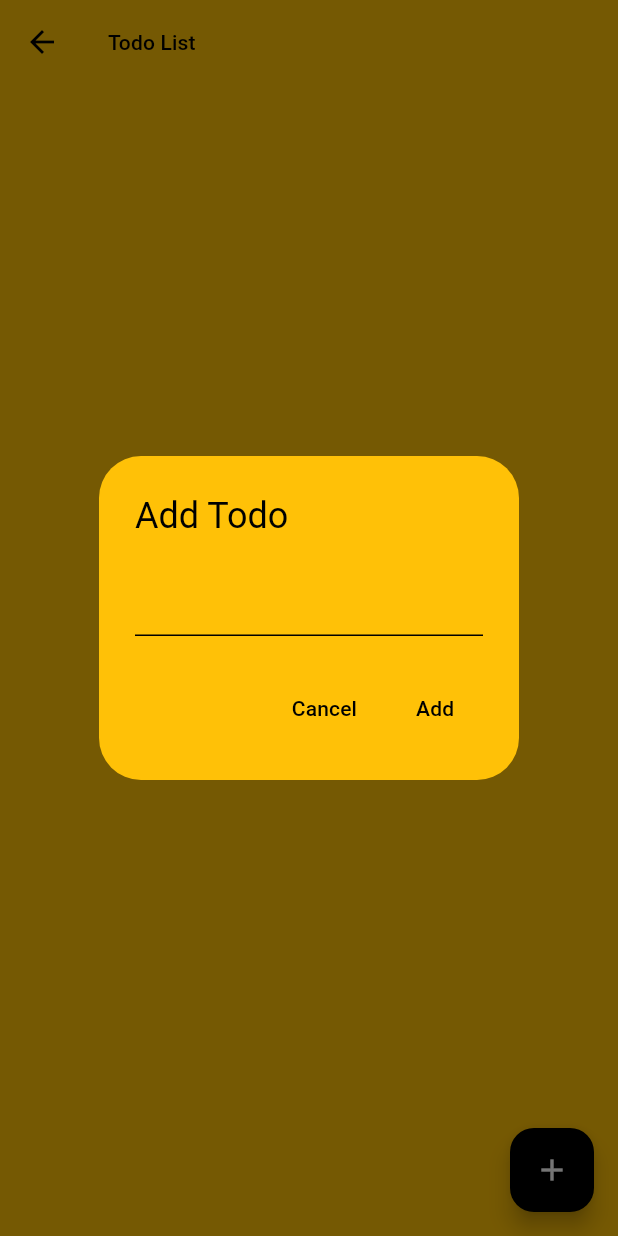
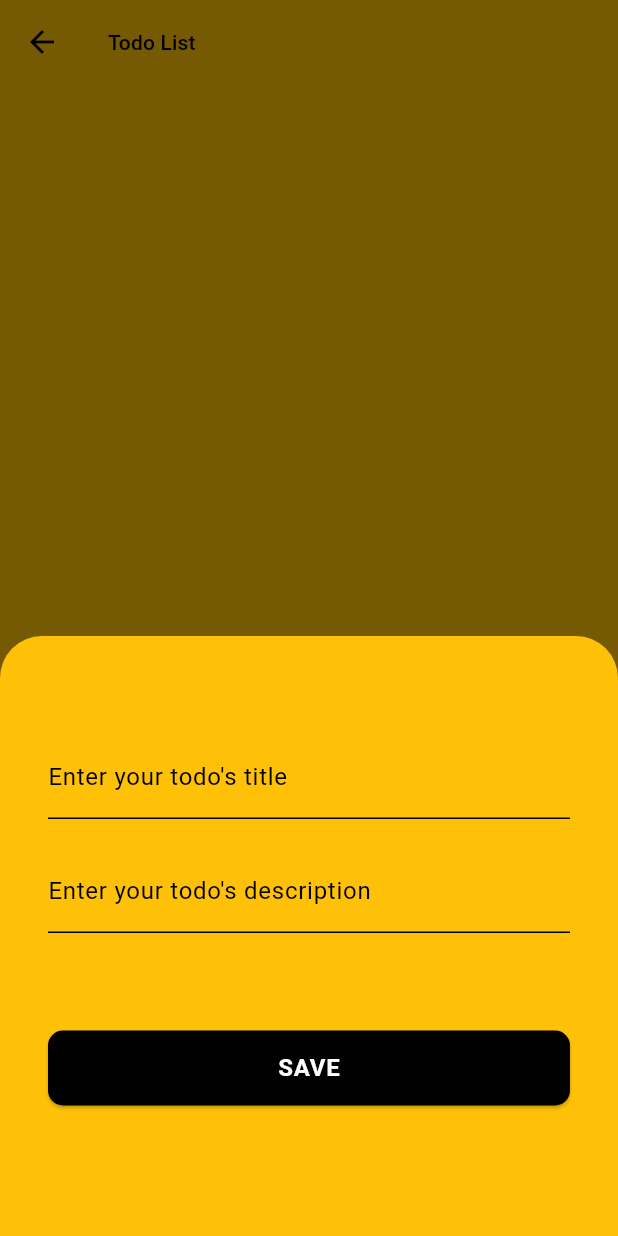
Before and after one commit to jeankpoti/doit, a Flutter app: the TodoView screen opened directly, after a tap on the "add" icon, on a phone screen of 412 x 824 dp. Run offline on Flutter 3.47's test engine with Material 3 defaults, Android fonts, the light colour scheme and no system bars; our stand-ins replace audioplayers, equatable, flutter_bloc, font_awesome_flutter, google_fonts, isar and 4 more; accounts and stored records are empty; generated files the repository leaves out were written again.

Commit message:
Add update todo

```diff
--- /dev/null
+++ b/lib/common_widget/text_form_field_widget.dart
@@ -0,0 +1,58 @@
+import 'package:flutter/material.dart';
+
+class TextFormFieldWidget extends StatelessWidget {
+  final TextEditingController? controller;
+  final String labelText;
+  final String hintText;
+  final bool obscureText;
+  final String? Function(String?)? validator;
+  final Widget? suffixIcon;
+  final int maxLine;
+
+  final TextInputType? keyboardType;
+  const TextFormFieldWidget({
+    super.key,
+    this.labelText = '',
+    this.hintText = '',
+    this.controller,
+    this.obscureText = false,
+    this.validator,
+    this.suffixIcon,
+    this.keyboardType,
+    this.maxLine = 1,
+  });
+
+  @override
+  Widget build(BuildContext context) {
+    return TextFormField(
+      onTapOutside: (event) {
+        FocusManager.instance.primaryFocus?.unfocus();
+      },
+      autocorrect: true,
+      controller: controller,
+      keyboardType: keyboardType,
+      minLines: 1,
+      maxLines: maxLine,
+      obscureText: obscureText,
+      style: TextStyle(color: Theme.of(context).colorScheme.primary),
+      cursorColor: Theme.of(context).colorScheme.primary,
+      decoration: InputDecoration(
+        labelText: labelText,
+        hintText: hintText,
+        fillColor: Theme.of(context).colorScheme.primary,
+        labelStyle: TextStyle(color: Theme.of(context).colorScheme.primary),
+        hintStyle: TextStyle(color: Theme.of(context).colorScheme.primary),
+        enabledBorder: UnderlineInputBorder(
+          borderSide: BorderSide(color: Theme.of(context).colorScheme.primary),
+        ),
+        focusedBorder: UnderlineInputBorder(
+          borderSide: BorderSide(
+            color: Theme.of(context).colorScheme.primary,
+          ),
+        ),
+        suffixIcon: suffixIcon,
+      ),
+      validator: (value) => value!.isEmpty ? validator!(value) : null,
+    );
+  }
+}
--- a/lib/features/todo/data/models/isar_todo.dart
+++ b/lib/features/todo/data/models/isar_todo.dart
@@ -15,14 +15,16 @@ part 'isar_todo.g.dart';
 @collection
 class TodoIsar {
   Id id = Isar.autoIncrement;
-  late String text;
+  late String title;
+  late String description;
   late bool isCompleted;
 
   // Convert isar object -> pure todo object to use in our app
   Todo toDomain() {
     return Todo(
       id: id,
-      text: text,
+      title: title,
+      description: description,
       isCompleted: isCompleted,
     );
   }
@@ -31,7 +33,8 @@ class TodoIsar {
   static TodoIsar fromDomain(Todo todo) {
     return TodoIsar()
       ..id = todo.id
-      ..text = todo.text
+      ..title = todo.title
+      ..description = todo.description ?? ''
       ..isCompleted = todo.isCompleted;
   }
 }
--- a/lib/features/todo/data/repository/isar_todo_repo.dart
+++ b/lib/features/todo/data/repository/isar_todo_repo.dart
@@ -38,13 +38,52 @@ class IsarTodoRepo implements TodoRepo {
   }
 
 // Update a todo in the isar database
+  // @override
+  // Future<void> updateTodo(Todo todo) {
+  //   print('Updating todo: ${todo.id}');
+  //   // Convert todo into isar todo
+  //   final todoIsar = TodoIsar.fromDomain(todo);
+
+  //   // Update the todo in the isar database
+  //   return db.writeTxn(() => db.todoIsars.put(todoIsar));
+  // }
   @override
-  Future<void> updateTodo(Todo todo) {
-    // Convert todo into isar todo
+  Future<void> toggleTodoStatus(Todo todo) async {
+    // Convert to Isar model
     final todoIsar = TodoIsar.fromDomain(todo);
 
-    // Update the todo in the isar database
-    return db.writeTxn(() => db.todoIsars.put(todoIsar));
+    // Check if the record exists
+    final existingTodo = await db.todoIsars.get(todo.id);
+    if (existingTodo == null) {
+      return;
+    }
+
+    try {
+      // Update the todo in Isar database
+      await db.writeTxn(() async {
+        await db.todoIsars.put(todoIsar);
+      });
+    } catch (e) {
+      rethrow;
+    }
+  }
+
+  @override
+  Future<void> updateTodo(TodoIsar todo) async {
+    // Check if the record exists
+    final existingTodo = await db.todoIsars.get(todo.id);
+    if (existingTodo == null) {
+      return;
+    }
+
+    try {
+      // Update the todo in Isar database
+      await db.writeTxn(() async {
+        await db.todoIsars.put(todo); // insert & update
+      });
+    } catch (e) {
+      rethrow;
+    }
   }
 
 // Delete a todo from the isar database
--- a/lib/features/todo/domain/models/todo.dart
+++ b/lib/features/todo/domain/models/todo.dart
@@ -1,11 +1,13 @@
 class Todo {
   final int id;
-  final String text;
+  final String title;
+  final String? description;
   final bool isCompleted;
 
   Todo({
     required this.id,
-    required this.text,
+    required this.title,
+    this.description,
     this.isCompleted = false,
   });
 
@@ -13,7 +15,8 @@ class Todo {
   Todo toggleCompletion() {
     return Todo(
       id: id,
-      text: text,
+      title: title,
+      description: description,
       isCompleted: !isCompleted,
     );
   }
--- a/lib/features/todo/domain/repository/todo_repo.dart
+++ b/lib/features/todo/domain/repository/todo_repo.dart
@@ -4,15 +4,16 @@ TodoRepo is an abstract class that defines the methods that the TodoRepository c
 Here we define what the app can do
 */
 
+import '../../data/models/isar_todo.dart';
 import '../models/todo.dart';
 
 abstract class TodoRepo {
   Future<void> addTodo(Todo todo);
   Future<void> deleteTodo(Todo todo);
-  Future<void> updateTodo(Todo todo);
+  Future<void> updateTodo(TodoIsar todo);
+  Future<void> toggleTodoStatus(Todo todo);
   Future<List<Todo>> getTodos();
 }
-
 
 /*
 
--- a/lib/features/todo/presentation/todo_cubit.dart
+++ b/lib/features/todo/presentation/todo_cubit.dart
@@ -6,6 +6,7 @@
 
 import 'package:flutter_bloc/flutter_bloc.dart';
 
+import '../data/models/isar_todo.dart';
 import '../domain/models/todo.dart';
 import '../domain/repository/todo_repo.dart';
 
@@ -29,10 +30,11 @@ class TodoCubit extends Cubit<List<Todo>> {
   }
 
   // Add a new todo
-  Future<void> addTodo(String text) async {
+  Future<void> addTodo(String title, description) async {
     final newTodo = Todo(
       id: DateTime.now().millisecondsSinceEpoch,
-      text: text,
+      title: title,
+      description: description,
     );
 
     // Add the todo to the repo
@@ -43,13 +45,13 @@ class TodoCubit extends Cubit<List<Todo>> {
   }
 
   // Update a todo
-  // Future<void> updateTodo(Todo todo) async {
-  //   // Update the todo in the repo
-  //   await todoRepo.updateTodo(todo);
+  Future<void> updateTodo(TodoIsar todo) async {
+    // Update the todo in the repo
+    await todoRepo.updateTodo(todo);
 
-  //   // Re-load todos
-  //   loadTodos();
-  // }
+    // Re-load todos
+    loadTodos();
+  }
 
   // Delete a todo
   Future<void> deleteTodo(Todo todo) async {
@@ -66,7 +68,7 @@ class TodoCubit extends Cubit<List<Todo>> {
     final updatedTodo = todo.toggleCompletion();
 
     // Update the todo in the repo
-    await todoRepo.updateTodo(updatedTodo);
+    await todoRepo.toggleTodoStatus(updatedTodo);
 
     // Re-load todos
     loadTodos();
--- a/lib/features/todo/presentation/todo_view.dart
+++ b/lib/features/todo/presentation/todo_view.dart
@@ -8,42 +8,68 @@ import 'package:flutter/material.dart';
 import 'package:flutter_bloc/flutter_bloc.dart';
 
 import '../../../common_widget/app_bar_widget.dart';
+import '../../../common_widget/button_widget.dart';
+import '../../../common_widget/text_form_field_widget.dart';
+import '../../../common_widget/text_widget.dart';
 import '../domain/models/todo.dart';
+import 'add_todo_page.dart';
+import 'list_tile_widget.dart';
 import 'todo_cubit.dart';
 
-class TodoView extends StatelessWidget {
+class TodoView extends StatefulWidget {
   const TodoView({super.key});
 
+  @override
+  State<TodoView> createState() => _TodoViewState();
+}
+
+class _TodoViewState extends State<TodoView> {
+  final GlobalKey<FormState> _formKey = GlobalKey<FormState>();
+
+  final _titleController = TextEditingController();
+  final _descriptionController = TextEditingController();
+
+  void validateAndSave(buildContext) {
+    final FormState form = _formKey.currentState!;
+    if (form.validate()) {
+      final todoCubit = context.read<TodoCubit>();
+      todoCubit.addTodo(_titleController.text, _descriptionController.text);
+
+      _titleController.clear();
+      _descriptionController.clear();
+    } else {}
+  }
+
   // Show dialog box to add new todo
-  void _showAddTodoBox(BuildContext context) {
-    final todoCubit = context.read<TodoCubit>();
+  // void _showAddTodoBox(BuildContext context) {
+  //   final todoCubit = context.read<TodoCubit>();
 
-    final textController = TextEditingController();
+  //   final textController = TextEditingController();
 
-    showDialog(
-        context: context,
-        builder: (context) => AlertDialog(
-              title: const Text('Add Todo'),
-              content: TextField(controller: textController),
-              actions: [
-                TextButton(
-                  onPressed: () => Navigator.pop(context),
-                  child: const Text('Cancel'),
-                ),
-                TextButton(
-                  onPressed: () {
-                    todoCubit.addTodo(textController.text);
-                    Navigator.pop(context);
-                  },
-                  child: const Text('Add'),
-                ),
-              ],
-            ));
-  }
+  //   showDialog(
+  //       context: context,
+  //       builder: (context) => AlertDialog(
+  //             title: const Text('Add Todo'),
+  //             content: TextField(controller: textController),
+  //             actions: [
+  //               TextButton(
+  //                 onPressed: () => Navigator.pop(context),
+  //                 child: const Text('Cancel'),
+  //               ),
+  //               TextButton(
+  //                 onPressed: () {
+  //                   todoCubit.addTodo(textController.text);
+  //                   Navigator.pop(context);
+  //                 },
+  //                 child: const Text('Add'),
+  //               ),
+  //             ],
+  //           ));
+  // }
 
   @override
   Widget build(BuildContext context) {
-    final todoCubit = context.read<TodoCubit>();
+    // final todoCubit = context.read<TodoCubit>();
     // final themeCubit = context.read<ThemeCubit>();
 
     return Scaffold(
@@ -58,26 +84,74 @@ class TodoView extends StatelessWidget {
             itemCount: todos.length,
             itemBuilder: (context, index) {
               final todo = todos[index];
-              return ListTile(
-                title: Text(todo.text),
-                leading: Checkbox(
-                    value: todo.isCompleted,
-                    onChanged: (value) => todoCubit.toggleTodoStatus(todo)),
-                trailing: IconButton(
-                  icon: const Icon(Icons.delete),
-                  onPressed: () {
-                    todoCubit.deleteTodo(todo);
-                  },
-                ),
+              return ListTileWidget(
+                todoList: todo,
+                title: todo.title,
+                desc: todo.description,
               );
             },
           );
         },
       ),
       floatingActionButton: FloatingActionButton(
-        onPressed: () => _showAddTodoBox(context),
+        onPressed: () => _showBottomSheet(context),
+        // Navigator.push(
+        //   context,
+        //   MaterialPageRoute(
+        //     builder: (context) => const AddTodoPage(),
+        //   ),
+        // ),
+        // _showAddTodoBox(context),
         child: const Icon(Icons.add),
       ),
     );
   }
+
+  void _showBottomSheet(BuildContext context) {
+    showModalBottomSheet(
+      context: context,
+      builder: (BuildContext context) {
+        return Container(
+          padding: const EdgeInsets.all(16.0),
+          height: 400,
+          width: double.infinity,
+          child: Padding(
+            padding: const EdgeInsets.only(
+              left: 16,
+              top: 50,
+              right: 16,
+              bottom: 50,
+            ),
+            child: Form(
+              key: _formKey,
+              child: Column(
+                spacing: 20,
+                children: [
+                  TextFormFieldWidget(
+                    controller: _titleController,
+                    labelText: 'Enter your todo\'s title',
+                    validator: (value) =>
+                        value!.isEmpty ? 'Please provide a title' : null,
+                  ),
+                  TextFormFieldWidget(
+                    controller: _descriptionController,
+                    labelText: 'Enter your todo\'s description',
+                    validator: (value) => value!.isEmpty ? null : '',
+                  ),
+                  const SizedBox(height: 25),
+                  ButtonWidget(
+                    onPressed: () => {
+                      validateAndSave(context),
+                      Navigator.pop(context),
+                    },
+                    text: 'Save'.toUpperCase(),
+                  ),
+                ],
+              ),
+            ),
+          ),
+        );
+      },
+    );
+  }
 }
--- a/lib/main_page.dart
+++ b/lib/main_page.dart
@@ -6,7 +6,7 @@ import 'package:persistent_bottom_nav_bar/persistent_bottom_nav_bar.dart';
 import 'features/todo/domain/repository/todo_repo.dart';
 import 'features/pomodoro/presentation/pomodoro_page.dart';
 import 'features/todo/presentation/todo_page.dart';
-import 'seetings_page.dart';
+import 'setings_page.dart';
 
 class MainPage extends StatefulWidget {
   final TodoRepo todoRepo;
```
Also changed, not shown: lib/common_widget/icon_widget.dart (added, +15 -0 lines), lib/common_widget/text_widget.dart (added, +16 -0 lines), lib/features/todo/presentation/add_todo_page.dart (added, +70 -0 lines), lib/features/todo/presentation/list_tile_widget.dart (added, +294 -0 lines), lib/features/todo/data/models/isar_todo.g.dart, lib/setings_page.dart (renamed from lib/seetings_page.dart).
